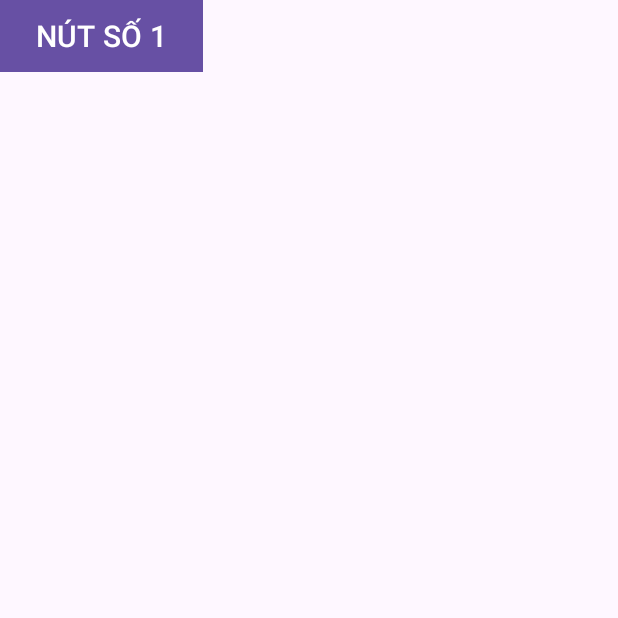
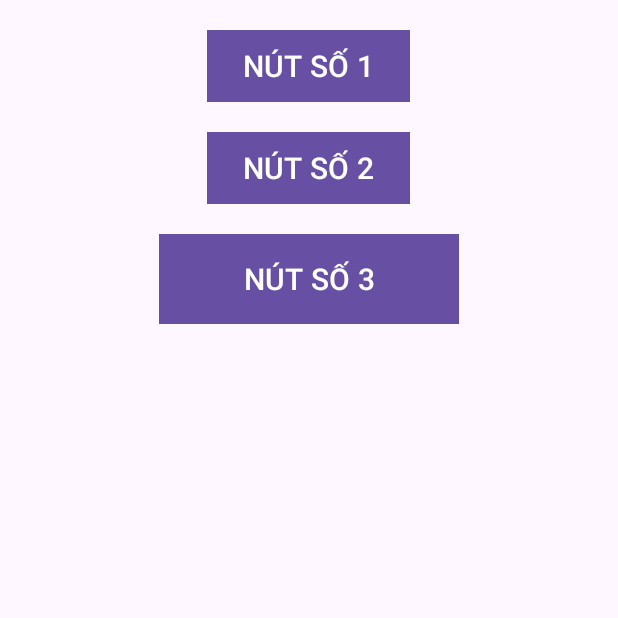
Before and after one commit to ptns-12/63139001-AndroidProgramming, an Android app: the screen it shows after launch (MainActivity), on a phone screen of 412 x 824 dp, the top half of it. Run offline under Robolectric (Android 15) with nearby library versions, the phone set to English and light mode, and no system bars.

Commit message:
Update Ex2_LinearLayout

```diff
--- a/VD1/app/src/main/res/layout/activity_main.xml
+++ b/VD1/app/src/main/res/layout/activity_main.xml
@@ -6,6 +6,7 @@
     android:layout_width="match_parent"
     android:layout_height="match_parent"
     android:orientation="vertical"
+    android:gravity="center|top"
     tools:context=".MainActivity">
 
     <Button
@@ -15,6 +16,30 @@
         android:textColor="@color/white"
         android:background="#9C27B0"
         android:layout_width="wrap_content"
-        android:layout_height="wrap_content"/>
+        android:layout_height="wrap_content"
+        android:layout_marginTop="20dp"
+        />
+
+    <Button
+        android:id="@+id/nutSO2"
+        android:text="NÚT SỐ 2"
+        android:textSize="20dp"
+        android:textColor="@color/white"
+        android:background="#9C27B0"
+        android:layout_width="wrap_content"
+        android:layout_height="wrap_content"
+        android:layout_marginTop="20dp"
+        />
+
+    <Button
+        android:id="@+id/nutSO3"
+        android:text="NÚT SỐ 3"
+        android:textSize="20dp"
+        android:textColor="@color/white"
+        android:background="#9C27B0"
+        android:layout_width="200dp"
+        android:layout_height="60dp"
+        android:layout_marginTop="20dp"
+        />
 
 </LinearLayout>
```
